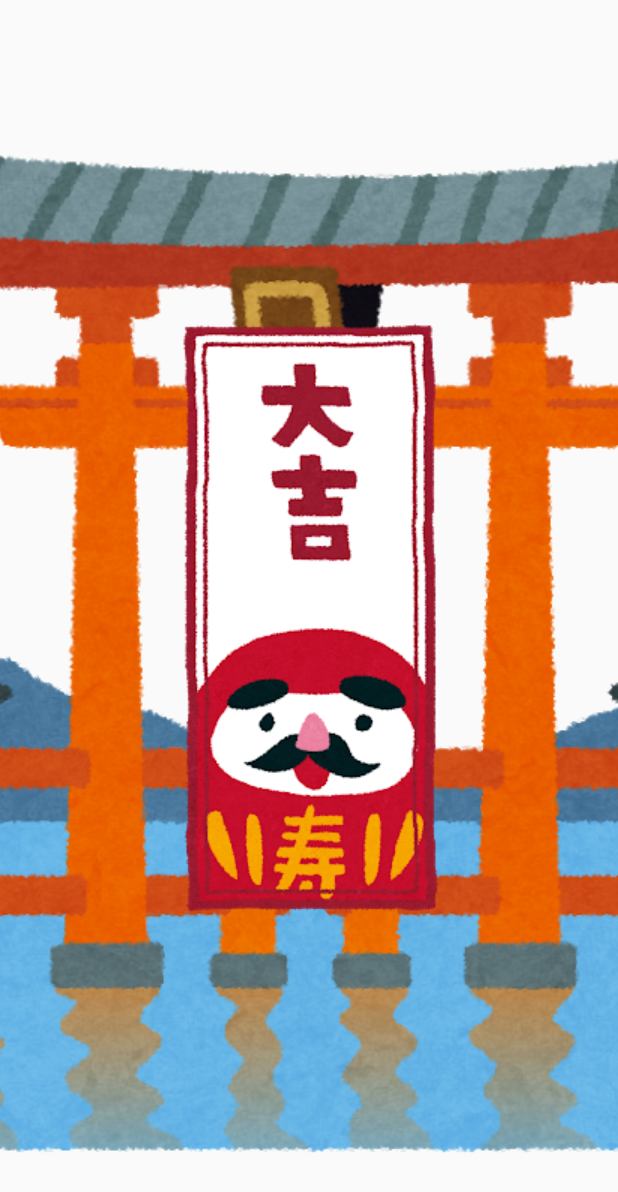
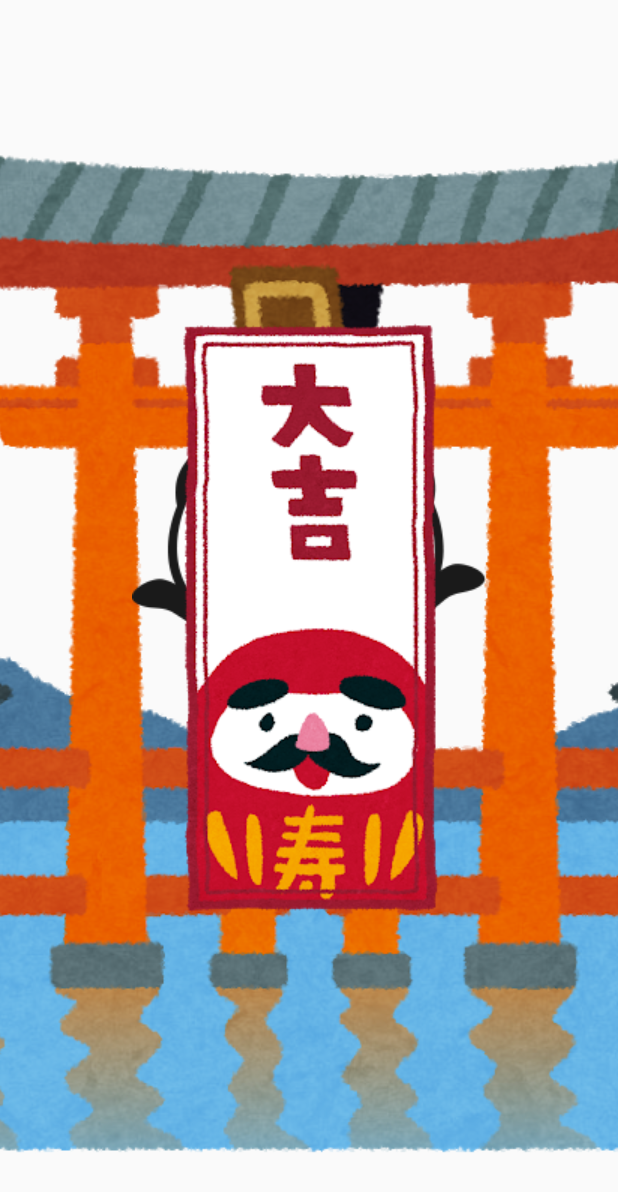
Before and after one commit to yoshida0261/Uranai, an Android app: the layout activity_main.xml on its own in the app's theme, with its tools: preview values and no code run, on a phone screen of 412 x 824 dp. Shown: the top 1192 px of the screen. Run offline under Robolectric (Android 15) with nearby library versions, the phone set to English and light mode, and no system bars.

Commit message:
refactor: brash up

```diff
--- a/app/src/main/res/layout/activity_main.xml
+++ b/app/src/main/res/layout/activity_main.xml
@@ -19,14 +19,14 @@
         app:srcCompat="@drawable/landmark_itsukushima_torii" />
 
     <ImageView
-        android:id="@+id/imageView"
+        android:id="@+id/panda"
         android:layout_width="wrap_content"
         android:layout_height="wrap_content"
         app:layout_constraintBottom_toBottomOf="parent"
         app:layout_constraintEnd_toEndOf="parent"
         app:layout_constraintStart_toStartOf="parent"
         app:layout_constraintTop_toTopOf="parent"
-        app:srcCompat="@mipmap/ic_launcher" />
+        app:srcCompat="@drawable/panda1" />
 
     <ImageView
         android:id="@+id/star"
```
Also changed, not shown: app/src/main/java/com/stah/uranai/MainActivity.kt (+5 -16 lines).
